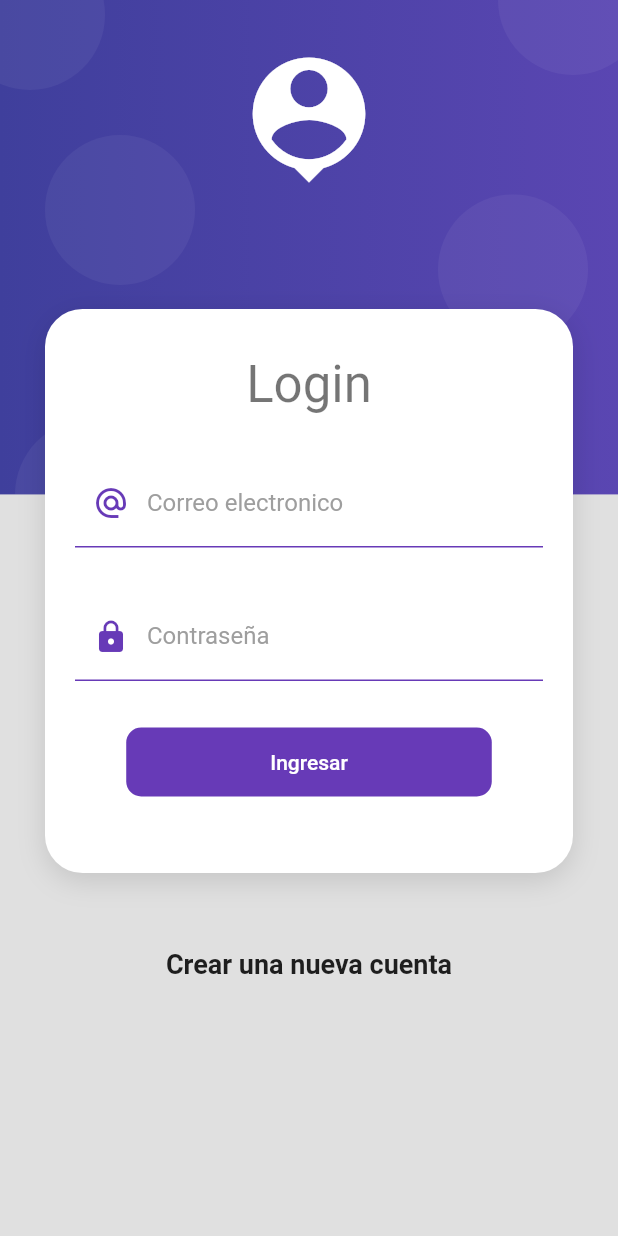
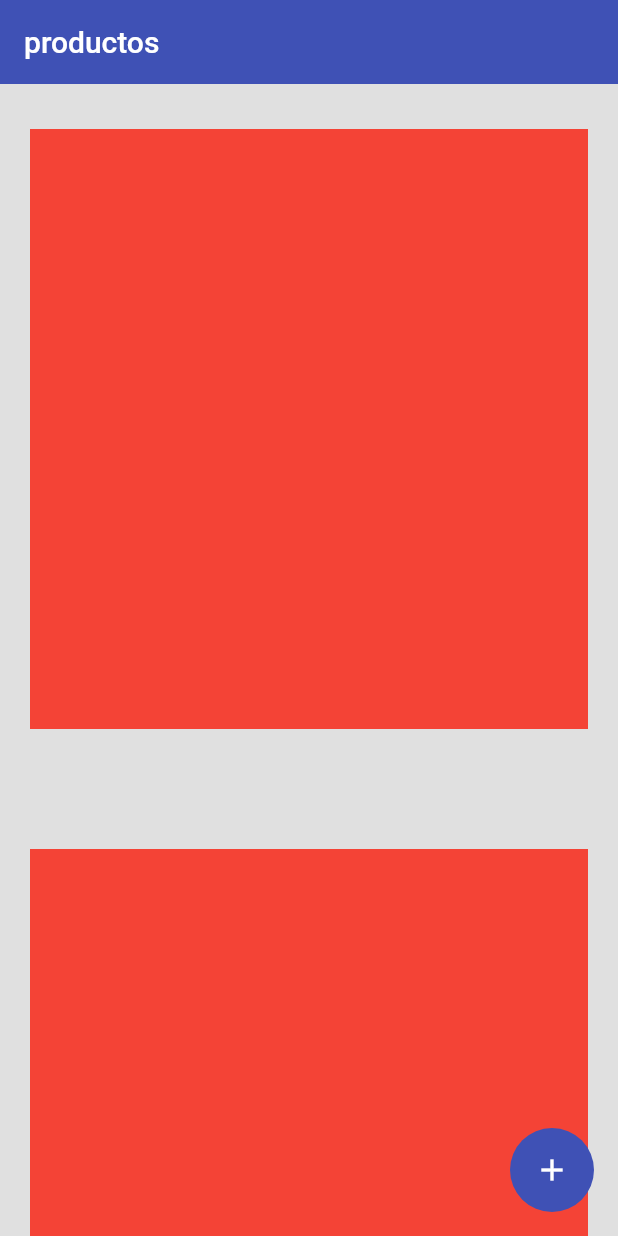
Before and after one commit to XxDEAMxX/products_app, a Flutter app: the screen it shows after launch, on a phone screen of 412 x 824 dp. Run offline on Flutter 3.47's test engine with Material 2 defaults, Android fonts, the phone set to English and light mode, and no system bars.

Commit message:
Pantalla de productos - HomeScreen

```diff
--- a/lib/main.dart
+++ b/lib/main.dart
@@ -11,13 +11,21 @@ class MyApp extends StatelessWidget {
     return MaterialApp(
       debugShowCheckedModeBanner: false,
       title: 'Productos App',
-      initialRoute: 'login',
+      initialRoute: 'home',
       routes: {
         'login': (context) => LoginScreen(),
         'home':(context) => HomeScreen()
       },
       theme: ThemeData.light().copyWith(
-        scaffoldBackgroundColor: Colors.grey[300]
+        scaffoldBackgroundColor: Colors.grey[300],
+        appBarTheme: AppBarTheme(
+          elevation: 0,
+          color: Colors.indigo
+        ),
+        floatingActionButtonTheme: FloatingActionButtonThemeData(
+          backgroundColor: Colors.indigo,
+          elevation: 0
+        )
       ),
     );
   }
--- a/lib/screens/home_sreen.dart
+++ b/lib/screens/home_sreen.dart
@@ -1,4 +1,5 @@
 import 'package:flutter/material.dart';
+import 'package:products_app/widgets/widgets.dart';
 
 class HomeScreen extends StatelessWidget {
 
@@ -6,9 +7,20 @@ class HomeScreen extends StatelessWidget {
 
   @override
   Widget build(BuildContext context) {
-    return const Scaffold(
-      body: Center(
-         child: Text('HomeScreen'),
+    return  Scaffold(
+      appBar: AppBar(
+        title: const Text('productos'),
+      ),
+      body: ListView.builder(
+        itemCount: 10,
+        itemBuilder: (context, index) => ProductCard(),
+
+      ),
+      floatingActionButton: FloatingActionButton(
+        child: Icon(Icons.add),
+        onPressed: () {
+
+        },
       ),
     );
   }
--- a/lib/screens/login_screen.dart
+++ b/lib/screens/login_screen.dart
@@ -131,8 +131,3 @@ class _LoginForm extends StatelessWidget {
     );
   }
 }
-
-
-// String pattern = r'^(([^<>()[\]\\.,;:\s@\"]+(\.[^<>()[\]\\.,;:\s@\"]+)*)|(\".+\"))@((\[[0-9]{1,3}\.[0-9]{1,3}\.[0-9]{1,3}\.[0-9]{1,3}\])|(([a-zA-Z\-0-9]+\.)+[a-zA-Z]{2,}))$';
-
-// RegExp regExp  = new RegExp(pattern);
--- /dev/null
+++ b/lib/widgets/product_card.dart
@@ -0,0 +1,19 @@
+import 'package:flutter/material.dart';
+
+class ProductCard extends StatelessWidget {
+  const ProductCard({super.key});
+
+  @override
+  Widget build(BuildContext context) {
+    return Padding(
+      padding: EdgeInsets.symmetric(horizontal: 20),
+      child: Container(
+        margin: EdgeInsets.only(top: 30, bottom: 50),
+        width: double.infinity,
+        height: 400,
+        color: Colors.red,
+
+      ),
+    );
+  }
+}
--- a/lib/widgets/widgets.dart
+++ b/lib/widgets/widgets.dart
@@ -1,3 +1,5 @@
+export 'package:products_app/widgets/product_card.dart';
+
 export 'package:products_app/widgets/card_container.dart';
 
 export 'package:products_app/widgets/auth_background.dart';
```
